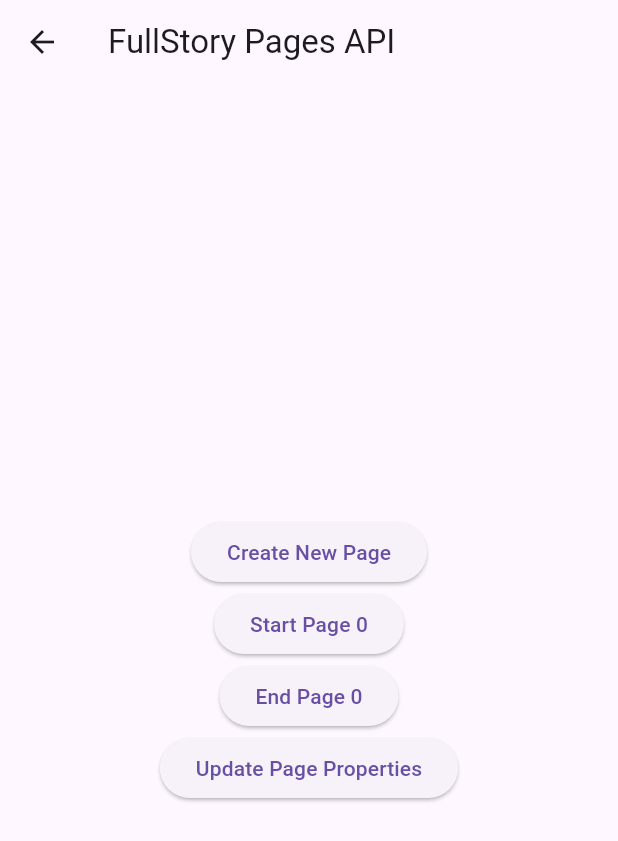
After one commit to fullstorydev/fullstory-flutter, a Flutter app: the Pages screen opened directly, after a tap on "Create New Page", on a phone screen of 412 x 824 dp. The commit adds this screen. Shown: the top 841 px of the screen. Run offline on Flutter 3.47's test engine with Material 3 defaults, Android fonts, the phone set to English and light mode, and no system bars; our stand-ins replace plugin_platform_interface, webview_flutter.

Commit message:
add pages API screen to example app

```diff
--- a/example/lib/main.dart
+++ b/example/lib/main.dart
@@ -1,4 +1,5 @@
 import 'package:flutter/material.dart';
+import 'package:fullstory_flutter_example/pages.dart';
 import 'package:fullstory_flutter_example/webview.dart';
 
 import 'capture_status.dart';
@@ -28,6 +29,7 @@
     Identity(),
     Log(),
     Events(),
+    Pages(),
     FSVersion(),
     WebView(),
   ];
--- /dev/null
+++ b/example/lib/pages.dart
@@ -0,0 +1,98 @@
+import 'package:flutter/material.dart';
+import 'package:fullstory_flutter/fs.dart';
+
+// Note: this is a somewhat odd usage of the Fullstory Pages API, but it exercises the full API.
+// todo: create a more normal example that has a page for each screen of this example app
+
+class Pages extends StatefulWidget {
+  const Pages({
+    super.key,
+  });
+
+  @override
+  State<Pages> createState() => _PagesState();
+}
+
+class _PagesState extends State<Pages> {
+  FSPage? _currentPage;
+  int _pageCounter = 0;
+
+  @override
+  void initState() {
+    super.initState();
+    _initializePage();
+  }
+
+  Future<void> _initializePage() async {
+    // Create a new page with initial properties
+    // todo: is await allowed inside a setState callback?
+    var nextPage = await FS.page('DemoPage$_pageCounter',
+        pageVars: {'initialKey': 'initialValue'});
+    setState(() {
+      _currentPage = nextPage;
+      _pageCounter++;
+    });
+  }
+
+  void _createNewPage() {
+    // Dispose of the current page before creating a new one
+    _currentPage?.dispose();
+    setState(() {
+      _initializePage();
+    });
+  }
+
+  void _startPageSession() {
+    _currentPage?.start();
+  }
+
+  void _endPageSession() {
+    _currentPage?.end();
+  }
+
+  void _updatePageProperties() async {
+    if (_currentPage != null) {
+      await _currentPage!.updateProperties({'updatedKey': 'updatedValue'});
+    }
+  }
+
+  @override
+  void dispose() {
+    // Dispose of the current page to release the associated Swift/Kotlin page.
+    // (This should happen automatically, but Dart's Finalizer doesn't guarantee it. Manually disposing guarantees that creating many short-lived pages won't cause a memory leak.)
+    _currentPage?.dispose();
+    super.dispose();
+  }
+
+  @override
+  Widget build(BuildContext context) {
+    return Scaffold(
+      appBar: AppBar(
+        title: const Text('FullStory Pages API'),
+      ),
+      body: Center(
+        child: Column(
+          mainAxisAlignment: MainAxisAlignment.center,
+          children: <Widget>[
+            ElevatedButton(
+              onPressed: _createNewPage,
+              child: const Text('Create New Page'),
+            ),
+            ElevatedButton(
+              onPressed: _startPageSession,
+              child: Text("Start Page $_pageCounter"),
+            ),
+            ElevatedButton(
+              onPressed: _endPageSession,
+              child: Text("End Page $_pageCounter"),
+            ),
+            ElevatedButton(
+              onPressed: _updatePageProperties,
+              child: const Text('Update Page Properties'),
+            ),
+          ],
+        ),
+      ),
+    );
+  }
+}
```
